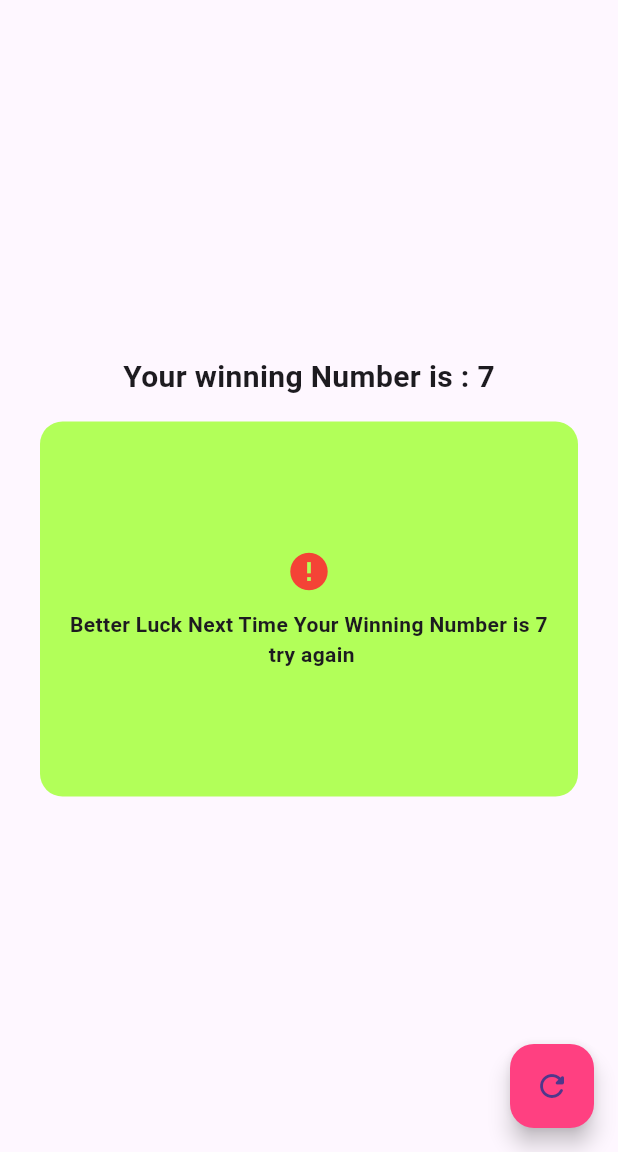
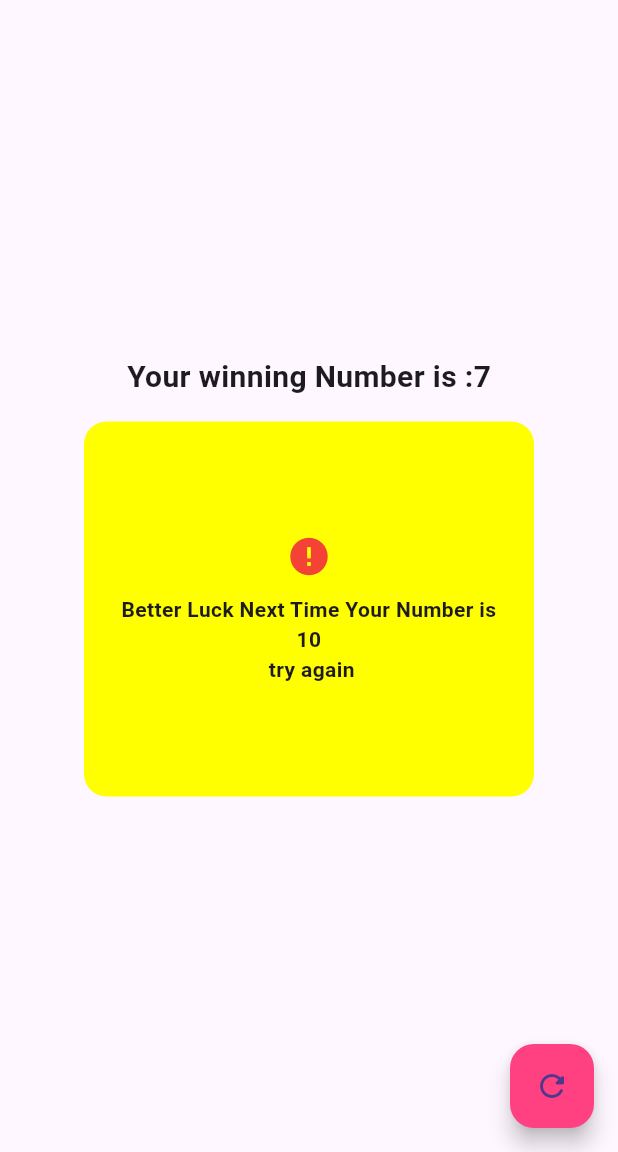
Before and after one commit to Salman-Dev336/Lottery_App_flutter, a Flutter app: the screen it shows after launch, after a tap on the "refresh" icon, on a phone screen of 412 x 824 dp, the part 84-1236 px from its top. Run offline on Flutter 3.47's test engine with Material 3 defaults, Android fonts, the phone set to English and light mode, and no system bars.

Commit message:
last changes

```diff
--- a/lib/main.dart
+++ b/lib/main.dart
@@ -36,7 +36,7 @@ class _MyAppState extends State<MyApp> {
           crossAxisAlignment: CrossAxisAlignment.center,
           children: [
             Center(
-              child: Text('Your winning Number is : $x',style: TextStyle(
+              child: Text('Your winning Number is :7',style: TextStyle(
                 fontSize: 20,
                 fontWeight: FontWeight.bold,
               ),),
@@ -44,19 +44,33 @@ class _MyAppState extends State<MyApp> {
             SizedBox(height: 15,),
             Container(
               height: 250,
+              width: 300,
               decoration: BoxDecoration(
-                color: Colors.lightGreenAccent,
+                color: x==7?Colors.lightGreenAccent:Colors.yellowAccent,
                 borderRadius: BorderRadius.circular(15),
               ),
               child: Padding(
                 padding: const EdgeInsets.all(20),
-                child: Column(
+                child: x == 7?Column(
+                  mainAxisAlignment: MainAxisAlignment.center,
+                  crossAxisAlignment: CrossAxisAlignment.center,
+                  children: [
+                    Icon(Icons.done_all,color: Colors.blue,size: 30,),
+                    SizedBox(height: 10,),
+                    Text('Congratulation You have WIN The Lottery\n Your Number is $x \n ',
+                      textAlign: TextAlign.center,
+                      style: TextStyle(
+                        fontWeight: FontWeight.bold,
+                      ),),
+                  ],
+                )
+                    :Column(
                   mainAxisAlignment: MainAxisAlignment.center,
                   crossAxisAlignment: CrossAxisAlignment.center,
                   children: [
                     Icon(Icons.error,color: Colors.red,size: 30,),
                     SizedBox(height: 10,),
-                    Text('Better Luck Next Time Your Winning Number is $x\n try again',
+                    Text('Better Luck Next Time Your Number is $x \n try again',
                     textAlign: TextAlign.center,
                     style: TextStyle(
                       fontWeight: FontWeight.bold,
@@ -68,7 +82,11 @@ class _MyAppState extends State<MyApp> {
           ],
         ),
         floatingActionButton: FloatingActionButton(onPressed: (){
-          print(random.nextInt(10).toString());
+         x = random.nextInt(30);
+         print(x);
+         setState(() {
+
+         });
         },
           child: Icon(Icons.refresh_rounded),
           backgroundColor: Colors.pinkAccent,
```
